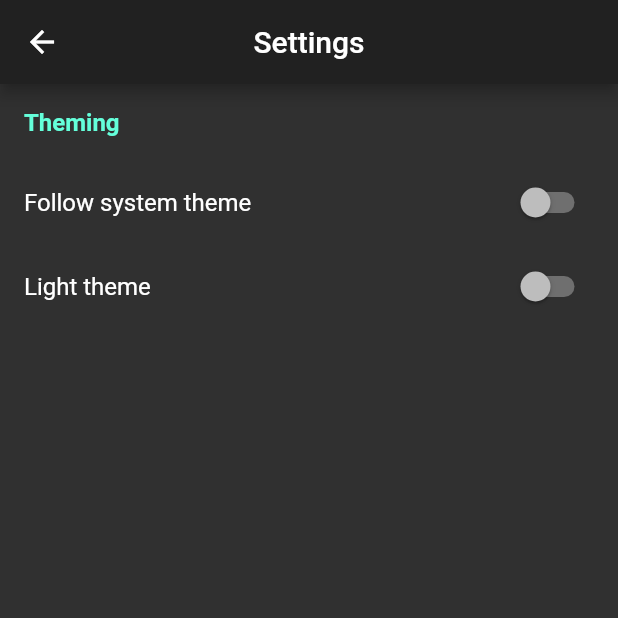
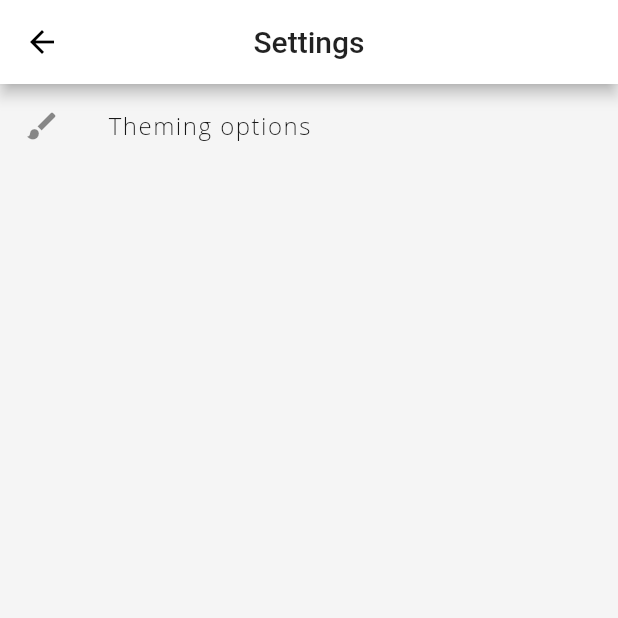
Before and after one commit to nikolajjsj/chess-clock, a Flutter app: the screen it shows after launch, after a tap on the "settings" icon, on a phone screen of 412 x 824 dp, the top half of it. Run offline on Flutter 3.47's test engine with Material 2 defaults, Android fonts, the phone set to English and light mode, and no system bars; our stand-ins replace equatable, flutter_bloc, get_it, hydrated_bloc, shared_preferences.

Commit message:
Added same theme setup as from my other apps, with a predifined list of themes

```diff
--- a/lib/main.dart
+++ b/lib/main.dart
@@ -1,5 +1,6 @@
 import 'package:chessclock/misc/message_service/message_widget.dart';
 import 'package:chessclock/misc/preferences/bloc/theme_bloc.dart';
+import 'package:chessclock/misc/preferences/models/default_themes.dart';
 import 'package:chessclock/misc/preferences/preferences.dart';
 import 'package:chessclock/misc/service_locator.dart';
 import 'package:chessclock/screens/add_clock/bloc/add_clock_bloc.dart';
@@ -35,22 +36,14 @@ class MyApp extends StatelessWidget {
       ],
       child: BlocBuilder<ThemeBloc, ThemeState>(
         builder: (context, state) {
-          final _darkTheme = state.followSystem
-              ? ThemeData.dark()
-              : state.light
-                  ? ThemeData.light()
-                  : ThemeData.dark();
-          final _lightTheme = state.followSystem
-              ? ThemeData.light()
-              : state.light
-                  ? ThemeData.light()
-                  : ThemeData.dark();
+          final lightTheme = predefinedThemes[1].data;
+          final darkTheme = predefinedThemes[2].data;
 
           return MaterialApp(
             debugShowCheckedModeBanner: false,
+            theme: state.followSystem ? lightTheme : state.themeData,
+            darkTheme: state.followSystem ? darkTheme : state.themeData,
             themeMode: state.followSystem ? ThemeMode.system : ThemeMode.light,
-            darkTheme: _darkTheme,
-            theme: _lightTheme,
             title: 'Chess Clock',
             home: const HomeScreen(),
             builder: (context, child) => MessageWidget(child: child),
--- a/lib/misc/preferences/bloc/theme_bloc.dart
+++ b/lib/misc/preferences/bloc/theme_bloc.dart
@@ -1,31 +1,41 @@
 import 'dart:async';
+import 'package:chessclock/misc/preferences/models/app_theme.dart';
+import 'package:chessclock/misc/preferences/models/default_themes.dart';
 import 'package:equatable/equatable.dart';
+import 'package:flutter/material.dart';
 import 'package:hydrated_bloc/hydrated_bloc.dart';
 
 part 'theme_event.dart';
 part 'theme_state.dart';
 
 class ThemeBloc extends HydratedBloc<ThemeEvent, ThemeState> {
-  ThemeBloc() : super(ThemeState(light: false, followSystem: false));
+  ThemeBloc()
+      : super(ThemeState(
+          id: 0,
+          themeData: predefinedThemes[0].data,
+          followSystem: true,
+        ));
 
   @override
   ThemeState fromJson(Map<String, dynamic> json) {
-    bool light = json['light'] as bool;
-    bool followSystem = json['followSystem'] as bool;
-
+    int themeId = json['theme'] as int;
+    bool followSystem = json['followSystem'];
     return ThemeState(
-      light: light ?? false,
-      followSystem: followSystem ?? false,
+      id: themeId ?? 0,
+      themeData: themes[themeId].data,
+      followSystem: followSystem ?? true,
     );
   }
 
   @override
   Map<String, dynamic> toJson(ThemeState state) {
     return {
-      'light': state.light,
+      'theme': state.id,
       'followSystem': state.followSystem,
     };
   }
+
+  List<AppTheme> themes = predefinedThemes;
 
   @override
   Stream<ThemeState> mapEventToState(
@@ -33,8 +43,9 @@ class ThemeBloc extends HydratedBloc<ThemeEvent, ThemeState> {
   ) async* {
     if (event is ChangeTheme) {
       yield ThemeState(
-        light: event.light ?? false,
-        followSystem: event.followSystem ?? false,
+        id: event.id,
+        themeData: themes[event.id].data,
+        followSystem: event.followSystem ?? true,
       );
     }
   }
--- a/lib/misc/preferences/bloc/theme_event.dart
+++ b/lib/misc/preferences/bloc/theme_event.dart
@@ -8,11 +8,11 @@ abstract class ThemeEvent extends Equatable {
 }
 
 class ChangeTheme extends ThemeEvent {
-  final bool light;
+  final int id;
   final bool followSystem;
 
-  const ChangeTheme({this.light, this.followSystem = false});
+  const ChangeTheme({this.id, this.followSystem = false});
 
   @override
-  List<Object> get props => [light, followSystem];
+  List<Object> get props => [id, followSystem];
 }
--- a/lib/misc/preferences/bloc/theme_state.dart
+++ b/lib/misc/preferences/bloc/theme_state.dart
@@ -1,11 +1,12 @@
 part of 'theme_bloc.dart';
 
 class ThemeState extends Equatable {
-  final bool light;
+  final int id;
+  final ThemeData themeData;
   final bool followSystem;
 
-  const ThemeState({this.light, this.followSystem});
+  const ThemeState({this.id, this.themeData, this.followSystem});
 
   @override
-  List<Object> get props => [light, followSystem];
+  List<Object> get props => [id, themeData, followSystem];
 }
--- /dev/null
+++ b/lib/misc/preferences/models/app_theme.dart
@@ -0,0 +1,157 @@
+import 'package:chessclock/misc/preferences/models/theme_model.dart';
+import 'package:chessclock/misc/utils/color_utils.dart';
+import 'package:flutter/material.dart';
+
+class AppTheme {
+  AppTheme.fromData(AppThemeModel data) {
+    name = data.name ?? '';
+    fontSize = 15;
+    bodyFont = 'OpenSans';
+    primaryColor = Color(data.primaryColour);
+    accentColor = Color(data.accentColor) ?? const Color(0xff6b99ff);
+
+    _calculateBrightness();
+    _calculateButtonTextColor();
+    _setupTextTheme();
+    _setupThemeData();
+  }
+
+  String name;
+  double fontSize;
+  String bodyFont;
+  Color primaryColor;
+  Color accentColor;
+  Brightness brightness;
+  Color buttonTextColor;
+  TextTheme textTheme;
+  ThemeData data;
+
+  Color get backgroundComplimentaryColor =>
+      brightness == Brightness.light ? Colors.black : Colors.white;
+
+  void _calculateBrightness() {
+    brightness = primaryColor.computeLuminance() > .5
+        ? Brightness.light
+        : Brightness.dark;
+  }
+
+  /// Calculates the button text color, which is the [primaryColor] if it is not
+  /// the same brightness as the button color, otherwise a complimentary color
+  /// (white / black).
+  void _calculateButtonTextColor() {
+    final Brightness primaryColorBrightness =
+        ThemeData.estimateBrightnessForColor(primaryColor);
+
+    if (brightness == Brightness.dark) {
+      // button color is light
+      buttonTextColor = primaryColorBrightness == Brightness.light
+          ? Colors.black
+          : primaryColor;
+    } else {
+      // button color is dark
+      buttonTextColor = primaryColorBrightness == Brightness.dark
+          ? Colors.white
+          : primaryColor;
+    }
+  }
+
+  void _setupTextTheme() {
+    final Color textColor = backgroundComplimentaryColor;
+
+    textTheme = Typography.englishLike2018.apply(fontFamily: bodyFont).copyWith(
+          // headline
+          headline1: TextStyle(
+            fontSize: 64,
+            letterSpacing: 6,
+            fontFamily: bodyFont,
+            fontWeight: FontWeight.w300,
+            color: textColor,
+          ),
+          headline2: TextStyle(
+            fontSize: 48,
+            letterSpacing: 2,
+            fontFamily: bodyFont,
+            fontWeight: FontWeight.w300,
+            color: textColor,
+          ),
+          headline3: TextStyle(
+            fontFamily: bodyFont,
+            color: textColor,
+          ),
+          headline4: TextStyle(
+            fontSize: 18,
+            letterSpacing: 2,
+            fontFamily: bodyFont,
+            fontWeight: FontWeight.w300,
+            color: textColor.withOpacity(0.8),
+          ),
+          headline6: TextStyle(
+            letterSpacing: 2,
+            fontFamily: bodyFont,
+            fontWeight: FontWeight.w300,
+            color: textColor,
+          ),
+
+          // subtitle
+          subtitle1: TextStyle(
+            letterSpacing: 1,
+            fontFamily: bodyFont,
+            fontWeight: FontWeight.w300,
+            color: textColor.withOpacity(0.9),
+          ),
+          subtitle2: TextStyle(
+            height: 1.1,
+            fontSize: 16,
+            fontFamily: bodyFont,
+            fontWeight: FontWeight.w300,
+            color: textColor,
+          ),
+
+          // body
+          bodyText2: TextStyle(
+            fontSize: fontSize,
+            fontFamily: bodyFont,
+          ),
+          bodyText1: TextStyle(
+            fontSize: fontSize - 2,
+            fontFamily: bodyFont,
+            color: textColor.withOpacity(0.7),
+          ),
+
+          button: TextStyle(
+            fontSize: fontSize,
+            letterSpacing: 1.2,
+            fontFamily: bodyFont,
+            color: buttonTextColor,
+          ),
+        );
+  }
+
+  void _setupThemeData() {
+    final Color complimentaryColor = backgroundComplimentaryColor;
+
+    data = ThemeData(
+      brightness: brightness,
+      textTheme: textTheme,
+      primaryColor: primaryColor,
+      accentColor: accentColor,
+      buttonColor: complimentaryColor,
+      dividerColor: brightness == Brightness.dark
+          ? Colors.white.withOpacity(.2)
+          : Colors.black.withOpacity(.2),
+      primaryColorBrightness: brightness,
+      cardColor: primaryColor,
+      canvasColor: primaryColor,
+      toggleableActiveColor: accentColor,
+      textSelectionHandleColor: accentColor,
+      appBarTheme: AppBarTheme(
+        color: lighten(primaryColor, .05),
+        centerTitle: true,
+      ),
+      cardTheme: CardTheme(
+        color: lighten(primaryColor, .05),
+        shape: RoundedRectangleBorder(borderRadius: BorderRadius.circular(8)),
+      ),
+    );
+  }
+}
--- /dev/null
+++ b/lib/misc/preferences/models/default_themes.dart
@@ -0,0 +1,72 @@
+import 'package:chessclock/misc/preferences/models/app_theme.dart';
+import 'package:chessclock/misc/preferences/models/theme_model.dart';
+
+/// A list of [Theme]s
+final List<AppTheme> predefinedThemes = <AppTheme>[
+  AppTheme.fromData(_default),
+  AppTheme.fromData(light),
+  AppTheme.fromData(amoled),
+  AppTheme.fromData(shadowStone),
+  AppTheme.fromData(darkBlueberry),
+  AppTheme.fromData(blackYellow),
+  AppTheme.fromData(halloween),
+  AppTheme.fromData(pastel),
+  AppTheme.fromData(darkRed),
+  AppTheme.fromData(minimalist),
+  AppTheme.fromData(darkTeal),
+];
+
+final AppThemeModel _default = AppThemeModel()
+  ..name = 'Default'
+  ..primaryColour = 0xff143d59
+  ..accentColor = 0xfff4b41a;
+
+final AppThemeModel light = AppThemeModel()
+  ..name = 'Light'
+  ..primaryColour = 0xfff5f5f5
+  ..accentColor = 0xff333333;
+
+final AppThemeModel amoled = AppThemeModel()
+  ..name = 'Amoled'
+  ..primaryColour = 0xff000000
+  ..accentColor = 0xffffffff;
+
+final AppThemeModel shadowStone = AppThemeModel()
+  ..name = 'Shadow Stone'
+  ..primaryColour = 0xff2a3132
+  ..accentColor = 0xff336b87;
+
+final AppThemeModel darkBlueberry = AppThemeModel()
+  ..name = 'Dark Blueberry'
+  ..primaryColour = 0xff011a27
+  ..accentColor = 0xffffffff;
+
+final AppThemeModel blackYellow = AppThemeModel()
+  ..name = 'Blackened Yellow'
+  ..primaryColour = 0xff121212
+  ..accentColor = 0xffffe01b;
+
+final AppThemeModel halloween = AppThemeModel()
+  ..name = 'Halloween'
+  ..primaryColour = 0xff121212
+  ..accentColor = 0xffff6600;
+
+final AppThemeModel pastel = AppThemeModel()
+  ..name = 'Pastel'
+  ..primaryColour = 0xffe6ebff
+  ..accentColor = 0xffff89ff;
+
+final AppThemeModel darkRed = AppThemeModel()
+  ..name = 'Darkest Red'
+  ..primaryColour = 0xff121212
+  ..accentColor = 0xffb20000;
+
+final AppThemeModel minimalist = AppThemeModel()
+  ..name = 'Minimalist'
+  ..primaryColour = 0xff293345
+  ..accentColor = 0xfff95f7f;
+
+final AppThemeModel darkTeal = AppThemeModel()
+  ..name = 'Nightly Teal'
+  ..primaryColour = 0xff121212
+  ..accentColor = 0xff03dac6;
--- a/lib/screens/settings/settings_screen.dart
+++ b/lib/screens/settings/settings_screen.dart
@@ -1,4 +1,5 @@
 import 'package:chessclock/misc/preferences/bloc/theme_bloc.dart';
+import 'package:chessclock/screens/settings/theme_screen.dart';
 import 'package:chessclock/widgets/settings/settings_header.dart';
 import 'package:flutter/cupertino.dart';
 import 'package:flutter/material.dart';
@@ -20,29 +21,10 @@ class _SettingsScreenState extends State<SettingsScreen> {
       appBar: AppBar(title: Text('Settings'), centerTitle: true),
       body: ListView(
         children: [
-          SettingsHeader(title: 'Theming'),
-          BlocBuilder<ThemeBloc, ThemeState>(
-            builder: (context, state) {
-              return SwitchListTile(
-                title: Text('Follow system theme'),
-                value: state.followSystem,
-                onChanged: (val) => context
-                    .read<ThemeBloc>()
-                    .add(ChangeTheme(light: state.light, followSystem: val)),
-              );
-            },
-          ),
-          BlocBuilder<ThemeBloc, ThemeState>(
-            builder: (context, state) {
-              return SwitchListTile(
-                title: Text('Light theme'),
-                value: state.light,
-                onChanged: state.followSystem
-                    ? null
-                    : (val) => context.read<ThemeBloc>().add(ChangeTheme(
-                        followSystem: state.followSystem, light: val)),
-              );
-            },
+          ListTile(
+            leading: Icon(Icons.brush_rounded),
+            title: Text('Theming options'),
+            onTap: () => Navigator.of(context).push(ThemesScreen.route()),
           ),
         ],
       ),
```
Also changed, not shown: lib/misc/preferences/models/theme_model.dart (added, +11 -0 lines), lib/screens/settings/theme_screen.dart (added, +78 -0 lines), pubspec.yaml (+8 -0 lines), assets/fonts/OpenSans-Bold.ttf (added), assets/fonts/OpenSans-Light.ttf (added), assets/fonts/OpenSans-Regular.ttf (added).
